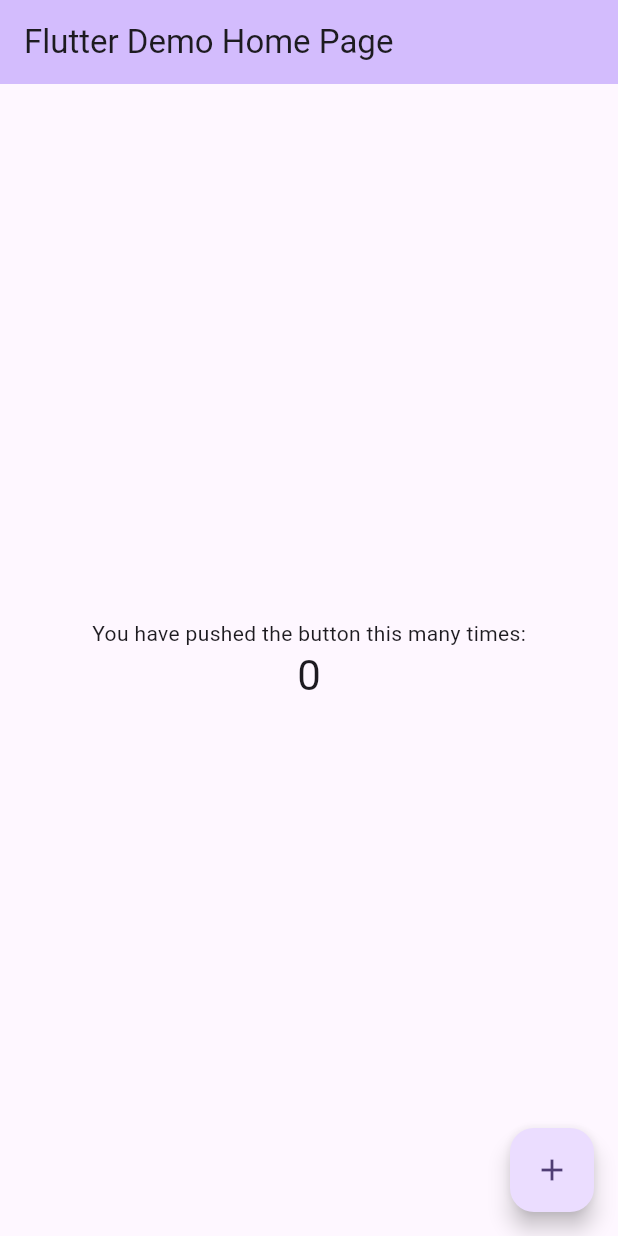
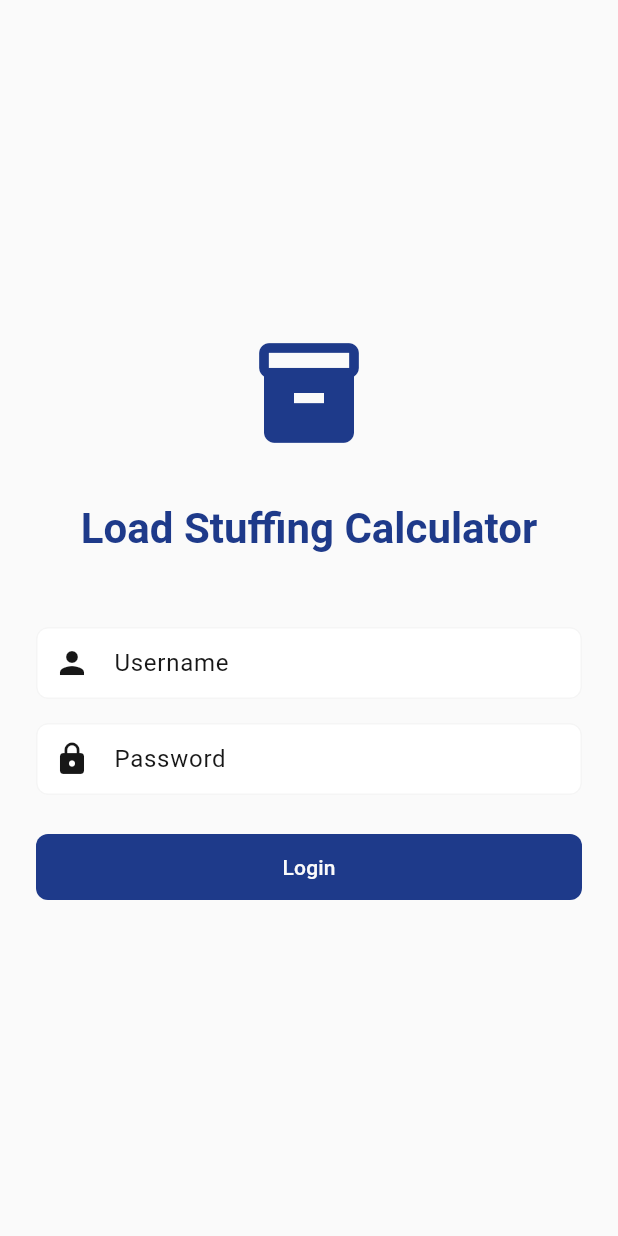
Before and after one commit to ekastn/load-stuffing-calculator, a Flutter app: the screen it shows after launch, on a phone screen of 412 x 824 dp. Run offline on Flutter 3.47's test engine with Material 3 defaults, Android fonts, the phone set to English and light mode, and no system bars; our stand-ins replace dio, flutter_secure_storage, freezed_annotation, go_router.

Commit message:
feat(mobile): api layer and authentication

```diff
--- a/mobile/lib/config/constants.dart
+++ b/mobile/lib/config/constants.dart
@@ -1,6 +1,9 @@
 class AppConstants {
   // Use 10.0.2.2 for Android Emulator to access localhost
-  static const String apiBaseUrl = 'http://10.0.2.2:8080/api/v1';
+  static const String apiBaseUrl = String.fromEnvironment(
+    'API_URL',
+    defaultValue: 'http://10.0.2.2:8080/api/v1',
+  );
 
   static const String accessTokenKey = 'access_token';
   static const String refreshTokenKey = 'refresh_token';
--- /dev/null
+++ b/mobile/lib/config/routes.dart
@@ -0,0 +1,42 @@
+import 'package:flutter/material.dart';
+import 'package:go_router/go_router.dart';
+import 'package:provider/provider.dart';
+import '../pages/auth/login_page.dart';
+import '../providers/auth_provider.dart';
+
+// Simple placeholder page until Home is implemented
+class PlaceholderHomePage extends StatelessWidget {
+  const PlaceholderHomePage({super.key});
+  @override
+  Widget build(BuildContext context) {
+    return const Scaffold(body: Center(child: Text('Home Page Placeholder')));
+  }
+}
+
+GoRouter createRouter(AuthProvider authProvider) {
+  return GoRouter(
+    initialLocation: '/',
+    refreshListenable: authProvider,
+    redirect: (context, state) {
+      final isLoggingIn = state.uri.toString() == '/login';
+
+      if (!authProvider.isAuthenticated && !isLoggingIn) {
+        return '/login';
+      }
+      if (authProvider.isAuthenticated && isLoggingIn) {
+        return '/';
+      }
+      return null;
+    },
+    routes: [
+      GoRoute(
+        path: '/',
+        builder: (context, state) => const PlaceholderHomePage(),
+      ),
+      GoRoute(
+        path: '/login',
+        builder: (context, state) => const LoginPage(),
+      ),
+    ],
+  );
+}
--- a/mobile/lib/config/theme.dart
+++ b/mobile/lib/config/theme.dart
@@ -44,7 +44,7 @@ class AppTheme {
       outline: AppColors.border,
     ),
     scaffoldBackgroundColor: AppColors.background,
-    cardTheme: const CardTheme(
+    cardTheme: const CardThemeData(
       color: AppColors.surface,
       elevation: 0,
       margin: EdgeInsets.all(0),
--- /dev/null
+++ b/mobile/lib/dtos/api_response_dto.dart
@@ -0,0 +1,36 @@
+import 'package:json_annotation/json_annotation.dart';
+
+part 'api_response_dto.g.dart';
+
+@JsonSerializable(genericArgumentFactories: true)
+class ApiResponseDto<T> {
+  final bool success;
+  final T? data;
+  final List<ErrorDetailDto>? errors;
+
+  ApiResponseDto({
+    required this.success,
+    this.data,
+    this.errors,
+  });
+
+  factory ApiResponseDto.fromJson(
+    Map<String, dynamic> json,
+    T Function(Object? json) fromJsonT,
+  ) =>
+      _$ApiResponseDtoFromJson(json, fromJsonT);
+}
+
+@JsonSerializable()
+class ErrorDetailDto {
+  final String message;
+  final String? code;
+
+  ErrorDetailDto({
+    required this.message,
+    this.code,
+  });
+
+  factory ErrorDetailDto.fromJson(Map<String, dynamic> json) =>
+      _$ErrorDetailDtoFromJson(json);
+}
--- a/mobile/lib/main.dart
+++ b/mobile/lib/main.dart
@@ -1,122 +1,68 @@
 import 'package:flutter/material.dart';
+import 'package:provider/provider.dart';
+import 'package:flutter_secure_storage/flutter_secure_storage.dart';
+import 'config/routes.dart';
+import 'config/theme.dart';
+import 'providers/auth_provider.dart';
+import 'services/api_service.dart';
+import 'services/auth_service.dart';
+import 'services/storage_service.dart';
 
 void main() {
-  runApp(const MyApp());
+  WidgetsFlutterBinding.ensureInitialized();
+
+  // 1. Initialize Infrastucture (Services)
+  final storageService = StorageService(storage: const FlutterSecureStorage());
+  final apiService = ApiService(storageService);
+  final authService = AuthService(apiService, storageService);
+
+  runApp(MyApp(
+    authService: authService,
+    storageService: storageService,
+  ));
 }
 
 class MyApp extends StatelessWidget {
-  const MyApp({super.key});
+  final AuthService authService;
+  final StorageService storageService;
 
-  // This widget is the root of your application.
+  const MyApp({
+    super.key,
+    required this.authService,
+    required this.storageService,
+  });
+
   @override
   Widget build(BuildContext context) {
-    return MaterialApp(
-      title: 'Flutter Demo',
-      theme: ThemeData(
-        // This is the theme of your application.
-        //
-        // TRY THIS: Try running your application with "flutter run". You'll see
-        // the application has a purple toolbar. Then, without quitting the app,
-        // try changing the seedColor in the colorScheme below to Colors.green
-        // and then invoke "hot reload" (save your changes or press the "hot
-        // reload" button in a Flutter-supported IDE, or press "r" if you used
-        // the command line to start the app).
-        //
-        // Notice that the counter didn't reset back to zero; the application
-        // state is not lost during the reload. To reset the state, use hot
-        // restart instead.
-        //
-        // This works for code too, not just values: Most code changes can be
-        // tested with just a hot reload.
-        colorScheme: ColorScheme.fromSeed(seedColor: Colors.deepPurple),
-      ),
-      home: const MyHomePage(title: 'Flutter Demo Home Page'),
+    // 2. Setup Provider Graph with Dependency Injection
+    return MultiProvider(
+      providers: [
+        ChangeNotifierProvider(
+          create: (_) => AuthProvider(authService),
+        ),
+        // Add other providers here:
+        // ChangeNotifierProvider(create: (_) => ProductProvider(ProductService(apiService))),
+      ],
+      child: const AppRoot(),
     );
   }
 }
 
-class MyHomePage extends StatefulWidget {
-  const MyHomePage({super.key, required this.title});
-
-  // This widget is the home page of your application. It is stateful, meaning
-  // that it has a State object (defined below) that contains fields that affect
-  // how it looks.
-
-  // This class is the configuration for the state. It holds the values (in this
-  // case the title) provided by the parent (in this case the App widget) and
-  // used by the build method of the State. Fields in a Widget subclass are
-  // always marked "final".
-
-  final String title;
-
-  @override
-  State<MyHomePage> createState() => _MyHomePageState();
-}
-
-class _MyHomePageState extends State<MyHomePage> {
-  int _counter = 0;
-
-  void _incrementCounter() {
-    setState(() {
-      // This call to setState tells the Flutter framework that something has
-      // changed in this State, which causes it to rerun the build method below
-      // so that the display can reflect the updated values. If we changed
-      // _counter without calling setState(), then the build method would not be
-      // called again, and so nothing would appear to happen.
-      _counter++;
-    });
-  }
+class AppRoot extends StatelessWidget {
+  const AppRoot({super.key});
 
   @override
   Widget build(BuildContext context) {
-    // This method is rerun every time setState is called, for instance as done
-    // by the _incrementCounter method above.
-    //
-    // The Flutter framework has been optimized to make rerunning build methods
-    // fast, so that you can just rebuild anything that needs updating rather
-    // than having to individually change instances of widgets.
-    return Scaffold(
-      appBar: AppBar(
-        // TRY THIS: Try changing the color here to a specific color (to
-        // Colors.amber, perhaps?) and trigger a hot reload to see the AppBar
-        // change color while the other colors stay the same.
-        backgroundColor: Theme.of(context).colorScheme.inversePrimary,
-        // Here we take the value from the MyHomePage object that was created by
-        // the App.build method, and use it to set our appbar title.
-        title: Text(widget.title),
-      ),
-      body: Center(
-        // Center is a layout widget. It takes a single child and positions it
-        // in the middle of the parent.
-        child: Column(
-          // Column is also a layout widget. It takes a list of children and
-          // arranges them vertically. By default, it sizes itself to fit its
-          // children horizontally, and tries to be as tall as its parent.
-          //
-          // Column has various properties to control how it sizes itself and
-          // how it positions its children. Here we use mainAxisAlignment to
-          // center the children vertically; the main axis here is the vertical
-          // axis because Columns are vertical (the cross axis would be
-          // horizontal).
-          //
-          // TRY THIS: Invoke "debug painting" (choose the "Toggle Debug Paint"
-          // action in the IDE, or press "p" in the console), to see the
-          // wireframe for each widget.
-          mainAxisAlignment: MainAxisAlignment.center,
-          children: <Widget>[
-            const Text('You have pushed the button this many times:'),
-            Text(
-              '$_counter',
-              style: Theme.of(context).textTheme.headlineMedium,
-            ),
-          ],
-        ),
-      ),
-      floatingActionButton: FloatingActionButton(
-        onPressed: _incrementCounter,
-        tooltip: 'Increment',
-        child: const Icon(Icons.add),
-      ), // This trailing comma makes auto-formatting nicer for build methods.
+    // 3. Consume Providers for High-Level Logic (e.g. Auth Status for Router)
+    // We create the router here, listening to AuthProvider changes.
+    final authProvider = context.read<AuthProvider>();
+    final router = createRouter(authProvider);
+
+    return MaterialApp.router(
+      title: 'Load Stuffing Calculator',
+      theme: AppTheme.lightTheme,
+      routerConfig: router,
+      debugShowCheckedModeBanner: false,
     );
   }
 }
--- /dev/null
+++ b/mobile/lib/pages/auth/login_page.dart
@@ -0,0 +1,132 @@
+import 'package:flutter/material.dart';
+import 'package:provider/provider.dart';
+import '../../providers/auth_provider.dart';
+
+class LoginPage extends StatefulWidget {
+  const LoginPage({super.key});
+
+  @override
+  State<LoginPage> createState() => _LoginPageState();
+}
+
+class _LoginPageState extends State<LoginPage> {
+  final _formKey = GlobalKey<FormState>();
+  final _usernameController = TextEditingController();
+  final _passwordController = TextEditingController();
+
+  @override
+  void dispose() {
+    _usernameController.dispose();
+    _passwordController.dispose();
+    super.dispose();
+  }
+
+  Future<void> _handleLogin() async {
+    if (_formKey.currentState!.validate()) {
+      final authProvider = context.read<AuthProvider>();
+      await authProvider.login(
+        _usernameController.text,
+        _passwordController.text,
+      );
+
+      if (mounted && authProvider.error != null) {
+        ScaffoldMessenger.of(context).showSnackBar(
+          SnackBar(
+            content: Text(authProvider.error!),
+            backgroundColor: Theme.of(context).colorScheme.error,
+          ),
+        );
+        print(authProvider.error);
+      }
+    }
+  }
+
+  @override
+  Widget build(BuildContext context) {
+    return Scaffold(
+      body: Center(
+        child: SingleChildScrollView(
+          padding: const EdgeInsets.all(24.0),
+          child: Column(
+            mainAxisAlignment: MainAxisAlignment.center,
+            crossAxisAlignment: CrossAxisAlignment.stretch,
+            children: [
+              // Logo
+              // SvgPicture.asset(AppAssets.logo, height: 80), // Uncomment when asset exists
+              const Icon(Icons.inventory_2, size: 80, color: Color(0xFF1E3A8A)),
+              const SizedBox(height: 32),
+
+              // Title
+              Text(
+                'Load Stuffing Calculator',
+                textAlign: TextAlign.center,
+                style: Theme.of(context).textTheme.headlineMedium?.copyWith(
+                  color: Theme.of(context).colorScheme.primary,
+                  fontWeight: FontWeight.bold,
+                ),
+              ),
+              const SizedBox(height: 48),
+
+              // Login Form
+              Form(
+                key: _formKey,
+                child: Column(
+                  children: [
+                    TextFormField(
+                      controller: _usernameController,
+                      decoration: const InputDecoration(
+                        labelText: 'Username',
+                        prefixIcon: Icon(Icons.person),
+                      ),
+                      validator: (value) {
+                        if (value == null || value.isEmpty) {
+                          return 'Please enter your username';
+                        }
+                        return null;
+                      },
+                    ),
+                    const SizedBox(height: 16),
+                    TextFormField(
+                      controller: _passwordController,
+                      decoration: const InputDecoration(
+                        labelText: 'Password',
+                        prefixIcon: Icon(Icons.lock),
+                      ),
+                      obscureText: true,
+                      validator: (value) {
+                        if (value == null || value.isEmpty) {
+                          return 'Please enter your password';
+                        }
+                        return null;
+                      },
+                    ),
+                    const SizedBox(height: 24),
+
+                    // Login Button
+                    Consumer<AuthProvider>(
+                      builder: (context, auth, child) {
+                        return SizedBox(
+                          width: double.infinity,
+                          child: ElevatedButton(
+                            onPressed: auth.isLoading ? null : _handleLogin,
+                            child: auth.isLoading
+                                ? const SizedBox(
+                                    height: 20,
+                                    width: 20,
+                                    child: CircularProgressIndicator(strokeWidth: 2),
+                                  )
+                                : const Text('Login'),
+                          ),
+                        );
+                      },
+                    ),
+                  ],
+                ),
+              ),
+            ],
+          ),
+        ),
+      ),
+    );
+  }
+}
--- /dev/null
+++ b/mobile/lib/providers/auth_provider.dart
@@ -0,0 +1,42 @@
+import 'package:flutter/material.dart';
+import '../models/user_model.dart';
+import '../services/auth_service.dart';
+
+class AuthProvider extends ChangeNotifier {
+  final AuthService _authService;
+
+  AuthProvider(this._authService);
+
+  UserModel? _user;
+  UserModel? get user => _user;
+
+  bool get isAuthenticated => _user != null;
+
+  bool _isLoading = false;
+  bool get isLoading => _isLoading;
+
+  String? _error;
+  String? get error => _error;
+
+  Future<void> login(String username, String password) async {
+    _isLoading = true;
+    _error = null;
+    notifyListeners();
+
+    try {
+      _user = await _authService.login(username, password);
+    } catch (e) {
+      _error = e.toString();
+      _user = null;
+    } finally {
+      _isLoading = false;
+      notifyListeners();
+    }
+  }
+
+  Future<void> logout() async {
+    await _authService.logout();
+    _user = null;
+    notifyListeners();
+  }
+}
--- /dev/null
+++ b/mobile/lib/services/api_service.dart
@@ -0,0 +1,58 @@
+import 'package:dio/dio.dart';
+import '../config/constants.dart';
+import 'storage_service.dart';
+
+class AuthInterceptor extends Interceptor {
+  final StorageService _storage;
+
+  AuthInterceptor(this._storage);
+
+  @override
+  void onRequest(
+      RequestOptions options, RequestInterceptorHandler handler) async {
+    final token = await _storage.getAccessToken();
+    if (token != null) {
+      options.headers['Authorization'] = 'Bearer $token';
+    }
+    return handler.next(options);
+  }
+
+  @override
+  void onError(DioException err, ErrorInterceptorHandler handler) {
+    if (err.response?.statusCode == 401) {
+      // Trigger global logout or refresh flow - handled by UI/Provider usually or a global stream
+      // For now we just pass it through
+    }
+    return handler.next(err);
+  }
+}
+
+class ApiService {
+  final Dio _dio;
+
+  ApiService(StorageService storage)
+      : _dio = Dio(BaseOptions(
+          baseUrl: AppConstants.apiBaseUrl,
+          connectTimeout: const Duration(seconds: 10),
+          receiveTimeout: const Duration(seconds: 10),
+          headers: {'Content-Type': 'application/json'},
+        )) {
+    _dio.interceptors.add(AuthInterceptor(storage));
+  }
+
+  Future<Response> get(String path, {Map<String, dynamic>? queryParameters}) {
+    return _dio.get(path, queryParameters: queryParameters);
+  }
+
+  Future<Response> post(String path, {dynamic data}) {
+    return _dio.post(path, data: data);
+  }
+
+  Future<Response> put(String path, {dynamic data}) {
+    return _dio.put(path, data: data);
+  }
+
+  Future<Response> delete(String path) {
+    return _dio.delete(path);
+  }
+}
--- /dev/null
+++ b/mobile/lib/services/auth_service.dart
@@ -0,0 +1,48 @@
+import '../dtos/api_response_dto.dart';
+import '../dtos/auth_dto.dart';
+import '../mappers/auth_mapper.dart';
+import '../models/user_model.dart';
+import 'api_service.dart';
+import 'storage_service.dart';
+
+class AuthService {
+  final ApiService _api;
+  final StorageService _storage;
+
+  AuthService(this._api, this._storage);
+
+  Future<UserModel> login(String username, String password) async {
+    try {
+      final response = await _api.post('/auth/login', data: {
+        'username': username,
+        'password': password,
+      });
+
+      final apiResponse = ApiResponseDto<LoginResponseDto>.fromJson(
+        response.data,
+        (json) => LoginResponseDto.fromJson(json as Map<String, dynamic>),
+      );
+
+      if (!apiResponse.success || apiResponse.data == null) {
+        throw Exception(apiResponse.errors?.firstOrNull?.message ?? 'Login failed');
+      }
+
+      final dto = apiResponse.data!;
+
+      await _storage.setAccessToken(dto.accessToken);
+      await _storage.setRefreshToken(dto.refreshToken);
+      if (dto.activeWorkspaceId != null) {
+        await _storage.setActiveWorkspaceId(dto.activeWorkspaceId!);
+      }
+
+      return AuthMapper.toUserModel(dto.user);
+    } catch (e) {
+      // In a real app we would map DioException to a domain exception here
+      rethrow;
+    }
+  }
+
+  Future<void> logout() async {
+    await _storage.clearAll();
+  }
+}
```
Also changed, not shown: mobile/lib/services/storage_service.dart (added, +37 -0 lines), mobile/lib/dtos/api_response_dto.g.dart (added), 2 other files.
